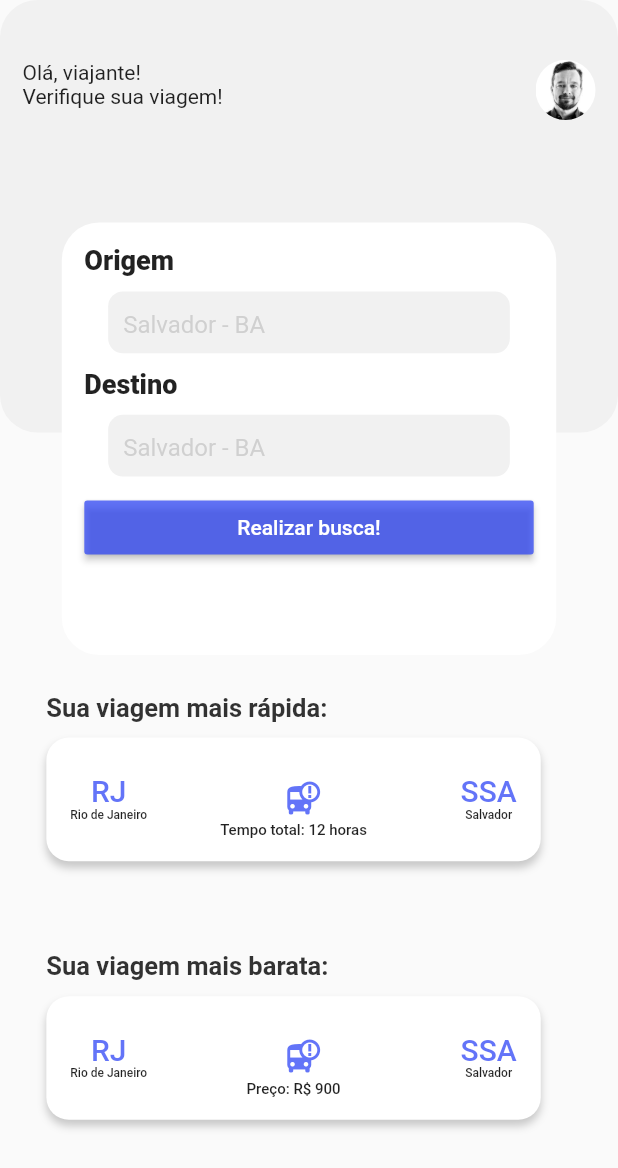
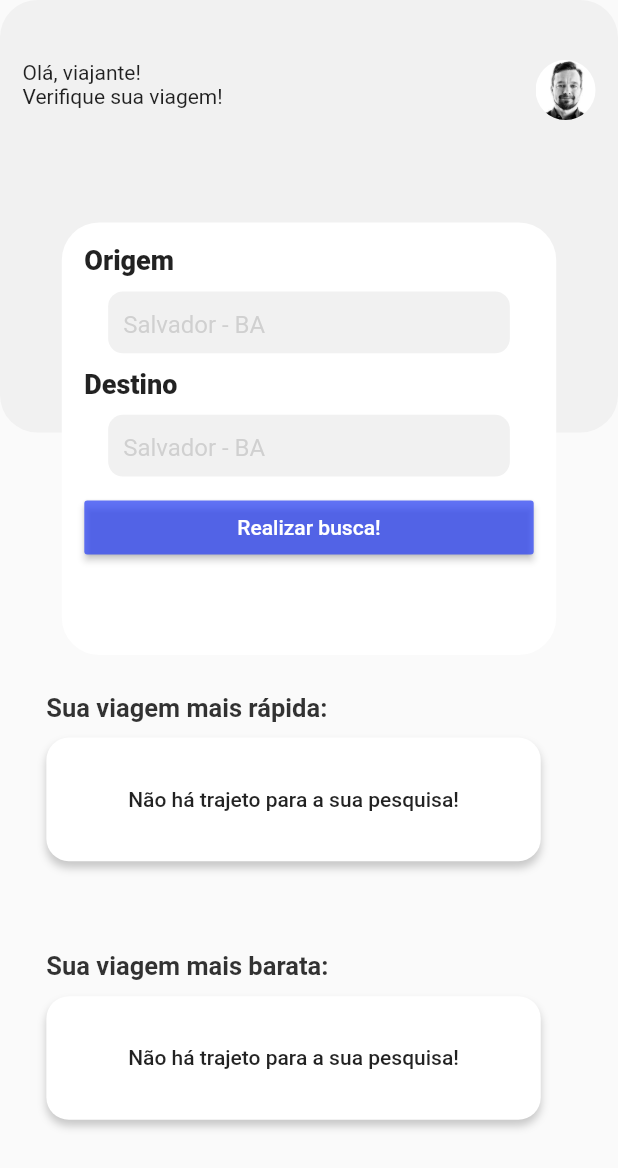
Before and after one commit to projeto-de-algoritmos/Grafos1_BusTravel, a Flutter app: the screen it shows after launch, on a phone screen of 412 x 824 dp. Shown: the top 1168 px of the screen. Run offline on Flutter 3.47's test engine with Material 2 defaults, Android fonts, the phone set to English and light mode, and no system bars; our stand-ins replace flutter_typeahead.

Commit message:
Removendo caminho padrão e adicionando mensagem quando não existe trajeto

```diff
--- a/lib/common.dart
+++ b/lib/common.dart
@@ -3,4 +3,6 @@ import 'controller/grafo.dart';
 class Global {
   static dynamic data = {};
   static Grafo grafo = Grafo();
+  static dynamic cheapestPath;
+  static dynamic shortestPath;
 }
--- a/lib/service/home_service.dart
+++ b/lib/service/home_service.dart
@@ -3,8 +3,6 @@ import 'dart:convert';
 import 'package:flutter/material.dart';
 import 'package:flutter/services.dart';
 import 'package:grafos1_bus/common.dart';
-import 'package:grafos1_bus/model/city.dart';
-import 'package:grafos1_bus/model/path.dart';
 
 class HomeService {
   static Future<dynamic> getData() async {
--- a/lib/views/home/home_screen.dart
+++ b/lib/views/home/home_screen.dart
@@ -1,6 +1,7 @@
 // ignore_for_file: prefer_const_constructors, prefer_const_literals_to_create_immutables
 
 import 'package:flutter/material.dart';
+import 'package:grafos1_bus/common.dart';
 import 'package:grafos1_bus/views/home/widgets/home_app_bar.dart';
 import 'package:grafos1_bus/views/home/widgets/home_info_card.dart';
 import 'package:grafos1_bus/views/home/widgets/home_search_city.dart';
@@ -38,6 +39,7 @@ class _HomeScreenState extends State<HomeScreen> {
               city2: "SSA",
               city2Name: "Salvador",
               info: "Tempo total: 12 horas",
+              path: Global.shortestPath,
             ),
             HomeInfoCard(
               title: "Sua viagem mais barata:",
@@ -46,6 +48,7 @@ class _HomeScreenState extends State<HomeScreen> {
               city2: "SSA",
               city2Name: "Salvador",
               info: "Preço: R\$ 900",
+              path: Global.cheapestPath,
             ),
           ],
         ),
--- a/lib/views/home/widgets/home_info_card.dart
+++ b/lib/views/home/widgets/home_info_card.dart
@@ -8,7 +8,8 @@ class HomeInfoCard extends StatelessWidget {
       required this.city1Name,
       required this.city2,
       required this.city2Name,
-      required this.info})
+      required this.info,
+      required this.path})
       : super(key: key);
 
   final String title;
@@ -17,6 +18,7 @@ class HomeInfoCard extends StatelessWidget {
   final String city2;
   final String city2Name;
   final String info;
+  final dynamic path;
 
   @override
   Widget build(BuildContext context) {
@@ -54,7 +56,8 @@ class HomeInfoCard extends StatelessWidget {
             ),
             child: MaterialButton(
               onPressed: () {},
-              child: Column(
+              child: path != null
+                  ? Column(
                       mainAxisAlignment: MainAxisAlignment.center,
                       children: [
                         SizedBox(
@@ -69,7 +72,8 @@ class HomeInfoCard extends StatelessWidget {
                                   city1,
                                   style: TextStyle(
                                       fontSize: 20,
-                                color: Color(0XFF2F46F5).withOpacity(0.75)),
+                                      color:
+                                          Color(0XFF2F46F5).withOpacity(0.75)),
                                 ),
                                 Text(
                                   city1Name,
@@ -87,7 +91,8 @@ class HomeInfoCard extends StatelessWidget {
                                   city2,
                                   style: TextStyle(
                                       fontSize: 20,
-                                color: Color(0XFF2F46F5).withOpacity(0.75)),
+                                      color:
+                                          Color(0XFF2F46F5).withOpacity(0.75)),
                                 ),
                                 Text(
                                   city2Name,
@@ -102,9 +107,10 @@ class HomeInfoCard extends StatelessWidget {
                           style: TextStyle(fontSize: 10),
                         )
                       ],
+                    )
+                  : Text("Não há trajeto para a sua pesquisa!"),
             ),
           ),
-          )
         ],
       ),
     );
```
Lines whose indentation alone changed are shown as unchanged.
